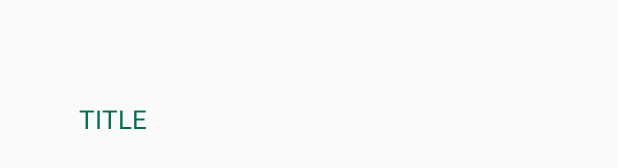
After one commit to bethirahul/ARCoreApp, an Android app: the layout item_model.xml on its own in the app's theme, with its tools: preview values and no code run, on a phone screen of 412 x 824 dp. The commit adds this screen. Shown: the part 143-311 px from the top of the screen. Run offline under Robolectric (Android 15) with nearby library versions, the phone set to English and light mode, and no system bars.

Commit message:
Added Models to Recycler View
New Classes to handle Models

```diff
--- /dev/null
+++ b/app/src/main/res/layout/item_model.xml
@@ -0,0 +1,23 @@
+<?xml version="1.0" encoding="utf-8"?>
+<LinearLayout xmlns:android="http://schemas.android.com/apk/res/android"
+    android:orientation="vertical"
+    android:layout_width="150dp"
+    android:layout_height="200dp">
+
+    <ImageView
+        android:id="@+id/ivThumbnail"
+        android:layout_width="150dp"
+        android:layout_height="150dp"
+        android:layout_gravity="center" />
+
+    <TextView
+        android:id="@+id/tvTitle"
+        android:layout_width="match_parent"
+        android:layout_height="match_parent"
+        android:text="TITLE"
+        android:textColor="@color/colorDarkGreen"
+        android:textSize="17sp"
+        android:gravity="center"
+        android:ellipsize="end" />
+
+</LinearLayout>
```
Also changed, not shown: app/src/main/java/com/rahulbethi/arcoreapp/MainActivity.kt (+18 -0 lines), app/src/main/java/com/rahulbethi/arcoreapp/Model.kt (added, +7 -0 lines), app/src/main/java/com/rahulbethi/arcoreapp/ModelAdapter.kt (added, +25 -0 lines).
